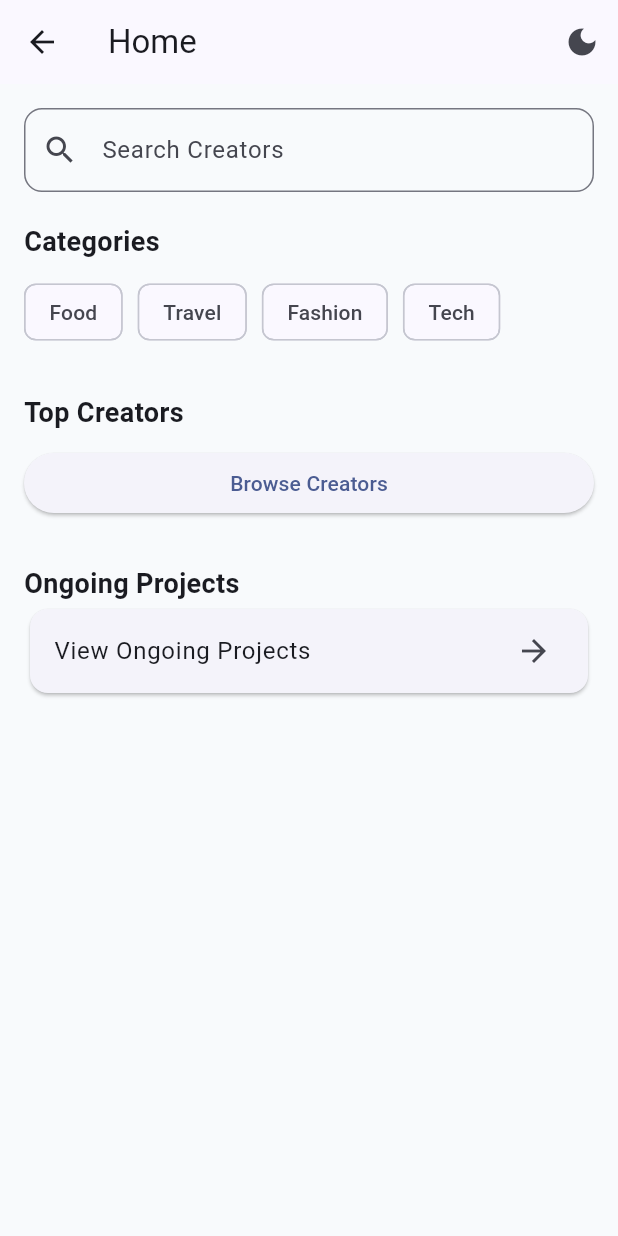
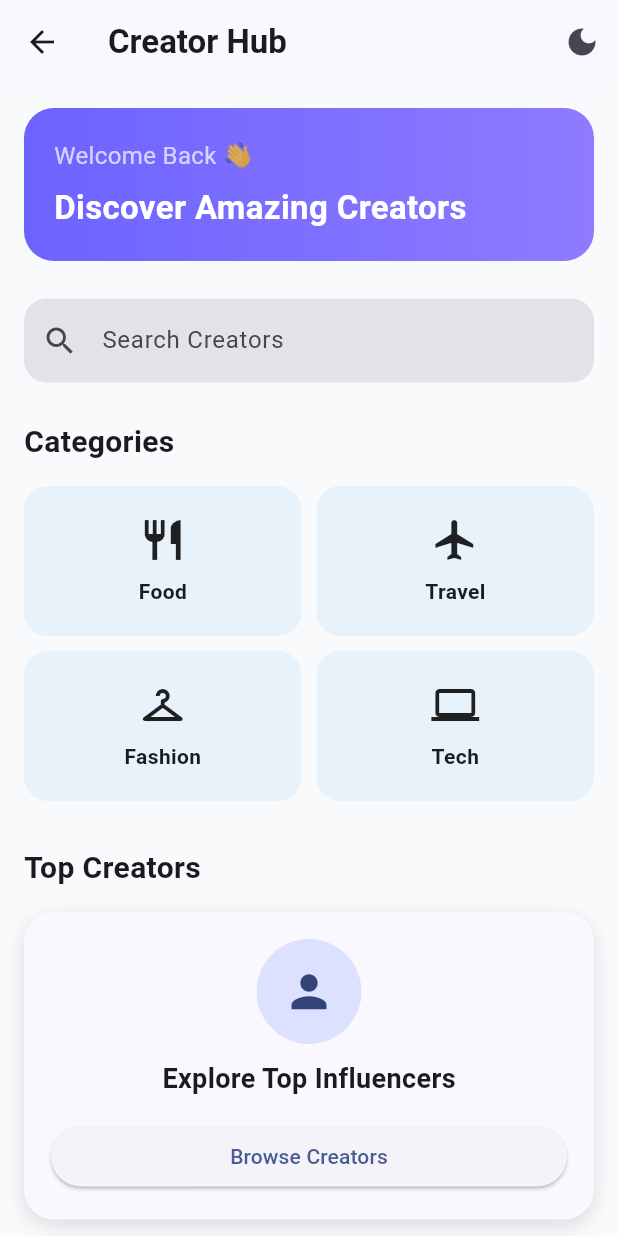
Before and after one commit to suganyagunasekaran/creators_markets, a Flutter app: the HomeScreen screen opened directly, on a phone screen of 412 x 824 dp. Run offline on Flutter 3.47's test engine with Material 3 defaults, Android fonts, the phone set to English and light mode, and no system bars; our stand-ins replace connectivity_plus, dio, flutter_riverpod, go_router, hive, hive_flutter and 2 more; accounts and stored records are empty.

Commit message:
ui commit

```diff
--- a/lib/features/presentation/auth/otp_screen.dart
+++ b/lib/features/presentation/auth/otp_screen.dart
@@ -23,8 +23,7 @@ class _OtpScreenState
   @override
   Widget build(BuildContext context) {
     return Scaffold(
-      backgroundColor:
-      const Color(0xffF5F7FA),
+      backgroundColor: Colors.pinkAccent.withOpacity(0.5),
       appBar: AppBar(
         elevation: 0,
         backgroundColor:
--- a/lib/features/presentation/home/home_screen.dart
+++ b/lib/features/presentation/home/home_screen.dart
@@ -14,21 +14,26 @@ class HomeScreen extends ConsumerStatefulWidget {
 class _HomeScreenState extends ConsumerState<HomeScreen> {
 
   @override
+  @override
   Widget build(BuildContext context) {
     return Scaffold(
-      appBar:AppBar(
-        title: const Text("Home"),
+      appBar: AppBar(
+        elevation: 0,
+        title: const Text(
+          "Creator Hub",
+          style: TextStyle(
+            fontWeight: FontWeight.bold,
+          ),
+        ),
         actions: [
           IconButton(
             icon: Icon(
-              ref.watch(themeProvider) ==
-                  ThemeMode.dark
+              ref.watch(themeProvider) == ThemeMode.dark
                   ? Icons.light_mode
                   : Icons.dark_mode,
             ),
             onPressed: () {
-              final current =
-              ref.read(themeProvider);
+              final current = ref.read(themeProvider);
 
               ref
                   .read(themeProvider.notifier)
@@ -40,141 +45,278 @@ class _HomeScreenState extends ConsumerState<HomeScreen> {
           ),
         ],
       ),
+      body: SingleChildScrollView(
+        child: Padding(
+          padding: const EdgeInsets.all(16),
+          child: Column(
+            crossAxisAlignment:
+            CrossAxisAlignment.start,
+            children: [
 
-      body: ListView(
-        padding:
-        const EdgeInsets.all(
-            16),
+              /// Welcome Banner
+              Container(
+                width: double.infinity,
+                padding: const EdgeInsets.all(20),
+                decoration: BoxDecoration(
+                  borderRadius:
+                  BorderRadius.circular(20),
+                  gradient: const LinearGradient(
+                    colors: [
+                      Color(0xff6C63FF),
+                      Color(0xff8E7BFF),
+                    ],
+                  ),
+                ),
+                child: const Column(
+                  crossAxisAlignment:
+                  CrossAxisAlignment.start,
                   children: [
+                    Text(
+                      "Welcome Back 👋",
+                      style: TextStyle(
+                        color: Colors.white70,
+                        fontSize: 16,
+                      ),
+                    ),
+                    SizedBox(height: 8),
+                    Text(
+                      "Discover Amazing Creators",
+                      style: TextStyle(
+                        color: Colors.white,
+                        fontSize: 22,
+                        fontWeight:
+                        FontWeight.bold,
+                      ),
+                    ),
+                  ],
+                ),
+              ),
+
+              const SizedBox(height: 25),
+
+              /// Search
               TextField(
-            decoration:
-            InputDecoration(
+                decoration: InputDecoration(
+                  hintText: "Search Creators",
                   prefixIcon:
-              const Icon(
-                  Icons.search),
-              hintText:
-              "Search Creators",
-              border:
-              OutlineInputBorder(
+                  const Icon(Icons.search),
+                  filled: true,
+                  border: OutlineInputBorder(
                     borderRadius:
-                BorderRadius
-                    .circular(
-                    12),
+                    BorderRadius.circular(15),
+                    borderSide:
+                    BorderSide.none,
                   ),
                 ),
               ),
 
-          const SizedBox(
-              height: 20),
+              const SizedBox(height: 25),
 
+              /// Categories
               const Text(
                 "Categories",
+                style: TextStyle(
+                  fontSize: 20,
+                  fontWeight: FontWeight.bold,
+                ),
+              ),
+
+              const SizedBox(height: 15),
+
+              Row(
+                children: [
+                  Expanded(
+                    child: _categoryCard(
+                      Icons.restaurant,
+                      "Food",
+                    ),
+                  ),
+                  const SizedBox(width: 10),
+                  Expanded(
+                    child: _categoryCard(
+                      Icons.flight,
+                      "Travel",
+                    ),
+                  ),
+                ],
+              ),
+
+              const SizedBox(height: 10),
+
+              Row(
+                children: [
+                  Expanded(
+                    child: _categoryCard(
+                      Icons.checkroom,
+                      "Fashion",
+                    ),
+                  ),
+                  const SizedBox(width: 10),
+                  Expanded(
+                    child: _categoryCard(
+                      Icons.computer,
+                      "Tech",
+                    ),
+                  ),
+                ],
+              ),
+
+              const SizedBox(height: 30),
+
+              /// Top Creators
+              const Text(
+                "Top Creators",
+                style: TextStyle(
+                  fontSize: 20,
+                  fontWeight: FontWeight.bold,
+                ),
+              ),
+
+              const SizedBox(height: 15),
+
+              Container(
+                padding: const EdgeInsets.all(18),
+                decoration: BoxDecoration(
+                  borderRadius:
+                  BorderRadius.circular(20),
+                  color: Theme
+                      .of(context)
+                      .cardColor,
+                  boxShadow: [
+                    BoxShadow(
+                      blurRadius: 10,
+                      color: Colors.black12,
+                      offset: Offset(0, 4),
+                    ),
+                  ],
+                ),
+                child: Column(
+                  children: [
+                    const CircleAvatar(
+                      radius: 35,
+                      child: Icon(
+                        Icons.person,
+                        size: 35,
+                      ),
+                    ),
+                    const SizedBox(height: 10),
+                    const Text(
+                      "Explore Top Influencers",
                       style: TextStyle(
                         fontSize: 18,
                         fontWeight:
                         FontWeight.bold,
                       ),
                     ),
-
-          const SizedBox(
-              height: 10),
-
-          Wrap(
-            spacing: 10,
-            children: const [
-              Chip(
-                label:
-                Text("Food"),
-              ),
-              Chip(
-                label:
-                Text("Travel"),
-              ),
-              Chip(
-                label:
-                Text("Fashion"),
-              ),
-              Chip(
-                label:
-                Text("Tech"),
-              ),
-            ],
-          ),
-
-          const SizedBox(
-              height: 30),
-
-          const Text(
-            "Top Creators",
-            style: TextStyle(
-              fontSize: 18,
-              fontWeight:
-              FontWeight.bold,
-            ),
-          ),
-
-          const SizedBox(
-              height: 10),
-          ElevatedButton(
+                    const SizedBox(height: 15),
+                    SizedBox(
+                      width: double.infinity,
+                      child: ElevatedButton(
                         onPressed: () {
-              context.push('/creators');
+                          context.push(
+                            '/creators',
+                          );
                         },
                         child: const Text(
                           "Browse Creators",
                         ),
                       ),
-          // Card(
-          //   child: ListTile(
-          //     leading:
-          //     CircleAvatar(),
-          //     title:
-          //     Text("John"),
-          //     subtitle:
-          //     Text("120K Followers"),
-          //     trailing:
-          //     Icon(Icons.arrow_forward),
-          // ),
-          // ),
+                    ),
+                  ],
+                ),
+              ),
 
-          // Card(
-          //   child: ListTile(
-          //     leading:
-          //     CircleAvatar(),
-          //     title:
-          //     Text("Alex"),
-          //     subtitle:
-          //     Text("95K Followers"),
-//),
-          // ),
+              const SizedBox(height: 30),
 
-          const SizedBox(
-              height: 30),
-
+              /// Ongoing Projects
               const Text(
                 "Ongoing Projects",
                 style: TextStyle(
-              fontSize: 18,
-              fontWeight:
-              FontWeight.bold,
+                  fontSize: 20,
+                  fontWeight: FontWeight.bold,
                 ),
               ),
+
+              const SizedBox(height: 15),
+
               Card(
+                elevation: 4,
+                shape: RoundedRectangleBorder(
+                  borderRadius:
+                  BorderRadius.circular(18),
+                ),
                 child: ListTile(
+                  contentPadding:
+                  const EdgeInsets.all(16),
+                  leading: Container(
+                    padding:
+                    const EdgeInsets.all(10),
+                    decoration: BoxDecoration(
+                      color: Colors.blue
+                          .withOpacity(0.1),
+                      borderRadius:
+                      BorderRadius.circular(
+                          12),
+                    ),
+                    child: const Icon(
+                      Icons.work,
+                      color: Colors.blue,
+                    ),
+                  ),
                   title: const Text(
                     "View Ongoing Projects",
+                    style: TextStyle(
+                      fontWeight:
+                      FontWeight.w600,
                     ),
-              trailing:
-              const Icon(
-                Icons.arrow_forward,
+                  ),
+                  subtitle: const Text(
+                    "Track current creator collaborations",
+                  ),
+                  trailing: const Icon(
+                    Icons.arrow_forward_ios,
+                    size: 18,
                   ),
                   onTap: () {
-                context.push('/ongoing-projects');
+                    context.push(
+                      '/ongoing-projects',
+                    );
                   },
                 ),
+              ),
+            ],
+          ),
+        ),
+      ),
+    );
+  }
 
+  Widget _categoryCard(IconData icon,
+      String title,) {
+    return Container(
+      padding: const EdgeInsets.symmetric(
+        vertical: 20,
+      ),
+      decoration: BoxDecoration(
+        borderRadius:
+        BorderRadius.circular(16),
+        color: Colors.blue.withOpacity(
+          0.08,
+        ),
+      ),
+      child: Column(
+        children: [
+          Icon(icon, size: 32),
+          const SizedBox(height: 8),
+          Text(
+            title,
+            style: const TextStyle(
+              fontWeight: FontWeight.w600,
+            ),
           ),
         ],
       ),
     );
   }
+
 }
```
Lines whose indentation alone changed are shown as unchanged.
